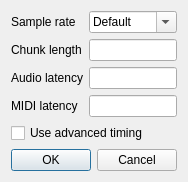
Before: the Qt Designer form mt32emu_qt/src/AudioPropertiesDialog.ui in Stino/munt, drawn with Qt 5.
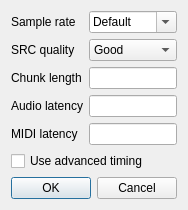
After: the same form once the commit is applied.

Commit message: - Added support for controlling quality of sample rate conversion algorithms

```diff
--- a/mt32emu_qt/src/AudioPropertiesDialog.ui
+++ b/mt32emu_qt/src/AudioPropertiesDialog.ui
@@ -7,7 +7,7 @@
     <x>0</x>
     <y>0</y>
     <width>174</width>
-    <height>172</height>
+    <height>198</height>
    </rect>
   </property>
   <property name="windowTitle">
@@ -28,6 +28,13 @@
          </property>
         </widget>
        </item>
+       <item>
+        <widget class="QLabel" name="label_5">
+         <property name="text">
+          <string>SRC quality</string>
+         </property>
+        </widget>
+       </item>
        <item>
         <widget class="QLabel" name="label">
          <property name="text">
@@ -110,6 +117,39 @@
          </item>
         </widget>
        </item>
+       <item>
+        <widget class="QComboBox" name="srcQuality">
+         <property name="toolTip">
+          <string>The quality of sample rate conversion when used.</string>
+         </property>
+         <property name="editable">
+          <bool>false</bool>
+         </property>
+         <property name="currentIndex">
+          <number>2</number>
+         </property>
+         <item>
+          <property name="text">
+           <string>Fastest</string>
+          </property>
+         </item>
+         <item>
+          <property name="text">
+           <string>Fast</string>
+          </property>
+         </item>
+         <item>
+          <property name="text">
+           <string>Good</string>
+          </property>
+         </item>
+         <item>
+          <property name="text">
+           <string>Best</string>
+          </property>
+         </item>
+        </widget>
+       </item>
        <item>
         <widget class="QLineEdit" name="chunkLen"/>
        </item>
```
Left out of the diff: 6 changed lines with no effect on the pictures. The commit also changes 14 other files.
